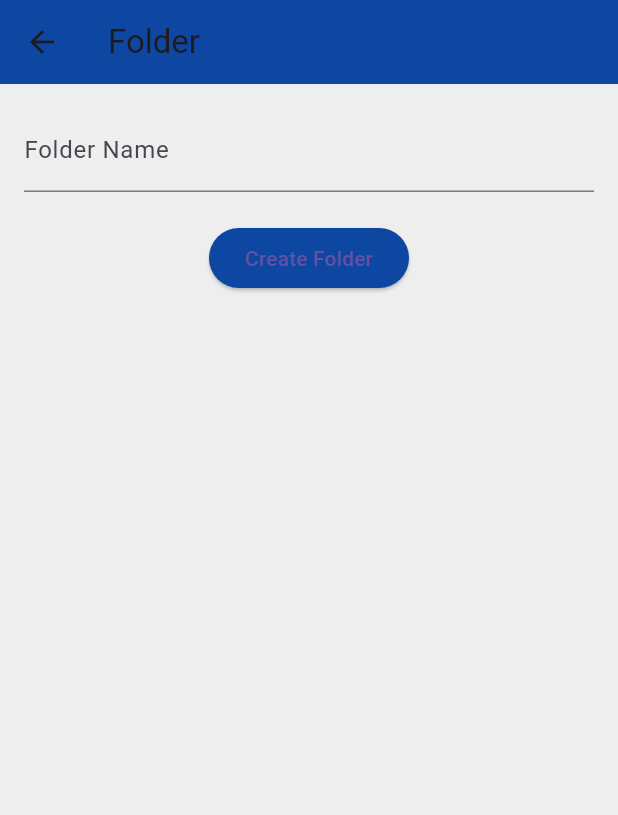
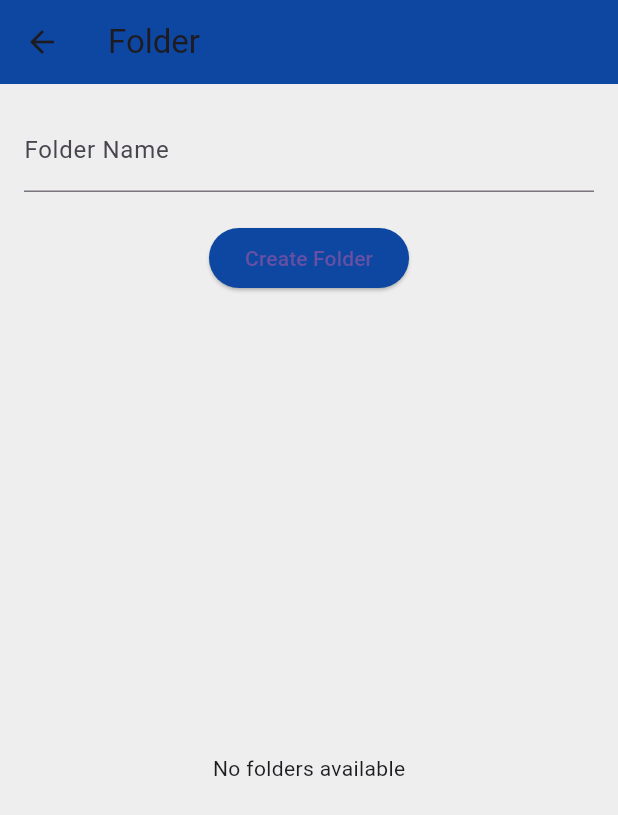
Before and after one commit to druzic/imagecloud-flutter, a Flutter app: the Folder screen opened directly, after a tap on "Create Folder", on a phone screen of 412 x 824 dp. Shown: the top 815 px of the screen. Run offline on Flutter 3.47's test engine with Material 3 defaults, Android fonts, the phone set to English and light mode, and no system bars; our stand-ins replace flutter_secure_storage, image_picker, jwt_decoder, photo_view; accounts and stored records are empty; network calls fail.

Commit message:
delete images and create folders

```diff
--- a/lib/main.dart
+++ b/lib/main.dart
@@ -38,6 +38,7 @@
         '/login': (context) => const Login(),
         '/register': (context) => const Register(),
         '/main': (context) => const MainScreen(),
+        '/storage': (context) => const Storage(),
       },
     );
   }
--- a/lib/pages/folder.dart
+++ b/lib/pages/folder.dart
@@ -21,28 +21,40 @@ class _FolderState extends State<Folder> {
   }
 
   Future<void> _fetchFolders() async {
-    /*
+    print('Fetching folders...');
+    try {
       final token = await _retrieveToken();
-    /final response = await http.get(
+      print('Token retrieved: $token');
+      final response = await http.get(
         Uri.parse('http://10.0.2.2:8000/folders'),
         headers: <String, String>{'Authorization': 'Bearer $token'},
       );
 
       if (response.statusCode == 200) {
+        // Assuming the response is a list of maps, each with a 'name' field
+        final List<dynamic> jsonResponse = jsonDecode(response.body);
         setState(() {
-        _folders = List<String>.from(jsonDecode(response.body));
+          _folders =
+              jsonResponse.map((folder) => folder['name'].toString()).toList();
         });
       } else {
         throw Exception('Failed to load folders');
-    }*/
+      }
+    } catch (e) {
+      print('Error fetching folders: $e');
+    }
   }
 
   Future<void> _createFolder() async {
-    /*
     final folderName = _folderNameController.text;
-    if (folderName.isEmpty) return;
+    if (folderName.isEmpty) {
+      print('Folder name is empty.');
+      return;
+    }
 
+    try {
       final token = await _retrieveToken();
+      print('Token retrieved: $token');
       final response = await http.post(
         Uri.parse('http://10.0.2.2:8000/folders'),
         headers: <String, String>{
@@ -57,14 +69,19 @@ class _FolderState extends State<Folder> {
           _folders.add(folderName);
           _folderNameController.clear();
         });
+        print("Created folder: $folderName");
       } else {
         throw Exception('Failed to create folder');
-    }*/
+      }
+    } catch (e) {
+      print('Error creating folder: $e');
+    }
   }
 
   Future<String> _retrieveToken() async {
-    final storage = FlutterSecureStorage();
+    const storage = FlutterSecureStorage();
     final token = await storage.read(key: 'access_token');
+    print('Token in storage: $token');
     return token ?? '';
   }
 
@@ -74,7 +91,7 @@ class _FolderState extends State<Folder> {
       backgroundColor: Colors.grey[200],
       appBar: AppBar(
         backgroundColor: Colors.blue[900],
-        title: const Text('Folder '),
+        title: const Text('Folder'),
         elevation: 0,
       ),
       body: SafeArea(
@@ -98,7 +115,9 @@ class _FolderState extends State<Folder> {
               ),
               const SizedBox(height: 20),
               Expanded(
-                child: ListView.builder(
+                child: _folders.isEmpty
+                    ? const Center(child: Text('No folders available'))
+                    : ListView.builder(
                         itemCount: _folders.length,
                         itemBuilder: (context, index) {
                           return ListTile(
@@ -140,7 +159,7 @@ class FolderDetail extends StatelessWidget {
       ),
       body: SafeArea(
         child: Center(
-          child: Text('Details for map: $folderName'),
+          child: Text('Details for folder: $folderName'),
         ),
       ),
     );
--- a/lib/pages/home.dart
+++ b/lib/pages/home.dart
@@ -1,6 +1,4 @@
 import 'package:flutter/material.dart';
-import 'package:imagecloud/pages/login.dart';
-import 'package:imagecloud/pages/register.dart';
 
 class Home extends StatefulWidget {
   const Home({super.key});
```
Also changed, not shown: lib/pages/storage.dart (+16 -3 lines). Lines whose indentation alone changed are shown as unchanged.
